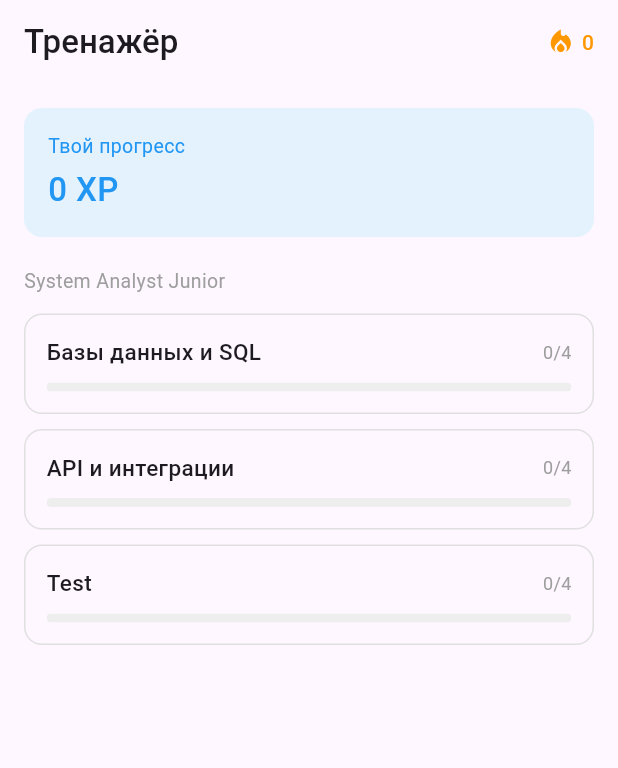
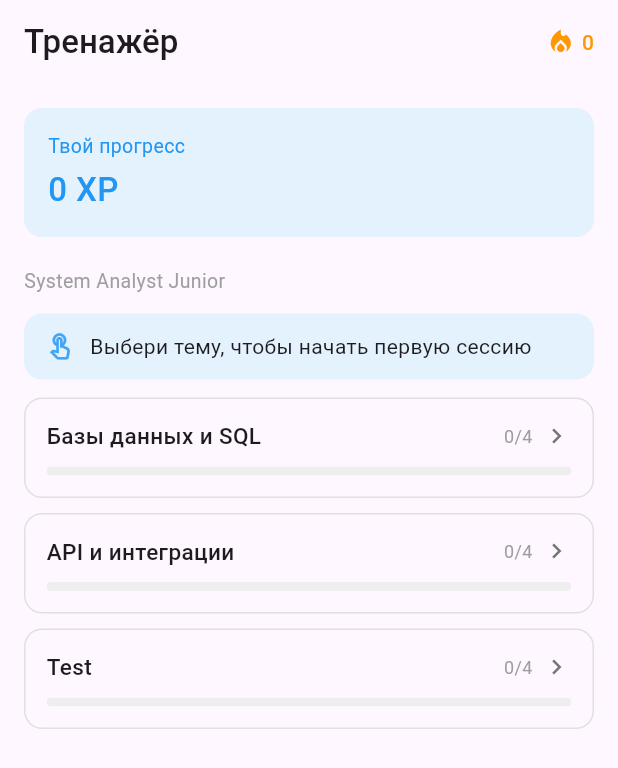
Before and after one commit to treatttt/interview-helper-system, a Flutter app: the screen it shows after launch, after a tap on "Пропустить", on a phone screen of 412 x 824 dp. Shown: the top 768 px of the screen. Run offline on Flutter 3.47's test engine with Material 3 defaults, Android fonts, the light colour scheme and no system bars; our stand-ins replace shared_preferences.

Commit message:
style: улучшить UX главного экрана, добавить подсказки для новичков и поправить верстку

```diff
--- a/lib/screens/home_screen.dart
+++ b/lib/screens/home_screen.dart
@@ -96,10 +96,34 @@ class _HomeScreenState extends State<HomeScreen> {
                               style:
                                   TextStyle(color: Colors.grey, fontSize: 13)),
                           const SizedBox(height: 12),
+                          if (!widget.progress.hasTrainedEver) ...[
+                            _firstSessionHint(),
+                            const SizedBox(height: 12),
+                          ],
                           ..._topics.map(_topicCard),
                         ],
                       ),
                     ),
+    );
+  }
+
+  Widget _firstSessionHint() {
+    return Container(
+      padding: const EdgeInsets.symmetric(horizontal: 14, vertical: 12),
+      decoration: BoxDecoration(
+        color: Colors.blue.shade50,
+        borderRadius: BorderRadius.circular(12),
+      ),
+      child: Row(
+        children: [
+          Icon(Icons.touch_app_outlined, size: 20, color: Colors.blue.shade400),
+          const SizedBox(width: 10),
+          const Expanded(
+            child: Text('Выбери тему, чтобы начать первую сессию',
+                style: TextStyle(fontSize: 14, height: 1.3)),
+          ),
+        ],
+      ),
     );
   }
 
@@ -145,15 +169,17 @@ class _HomeScreenState extends State<HomeScreen> {
             crossAxisAlignment: CrossAxisAlignment.start,
             children: [
               Row(
-                mainAxisAlignment: MainAxisAlignment.spaceBetween,
                 children: [
-                  Flexible(
+                  Expanded(
                     child: Text(topic.title,
                         style: const TextStyle(
                             fontSize: 15, fontWeight: FontWeight.w500)),
                   ),
                   Text('$done/$total',
                       style: const TextStyle(color: Colors.grey, fontSize: 12)),
+                  const SizedBox(width: 6),
+                  Icon(Icons.chevron_right,
+                      size: 20, color: Colors.grey.shade600),
                 ],
               ),
               const SizedBox(height: 10),
--- a/lib/screens/result_screen.dart
+++ b/lib/screens/result_screen.dart
@@ -58,7 +58,9 @@ class ResultScreen extends StatelessWidget {
               child: OutlinedButton(
                 onPressed: () => Navigator.of(context).push(
                   MaterialPageRoute(
-                    builder: (_) => ReviewScreen(result: result, topic: topic, progress: progress),                  ),
+                    builder: (_) => ReviewScreen(
+                        result: result, topic: topic, progress: progress),
+                  ),
                 ),
                 style: OutlinedButton.styleFrom(
                     padding: const EdgeInsets.symmetric(vertical: 14)),
--- a/lib/screens/review_screen.dart
+++ b/lib/screens/review_screen.dart
@@ -35,7 +35,8 @@ class ReviewScreen extends StatelessWidget {
             child: FilledButton(
               onPressed: () => Navigator.of(context).pushAndRemoveUntil(
                 MaterialPageRoute(
-                  builder: (_) => SessionScreen(topic: topic, progress: progress),
+                  builder: (_) =>
+                      SessionScreen(topic: topic, progress: progress),
                 ),
                 (r) => r.isFirst,
               ),
--- a/lib/services/progress_service.dart
+++ b/lib/services/progress_service.dart
@@ -24,6 +24,10 @@ class ProgressService extends ChangeNotifier {
   int get streak => _streak;
 
   bool get onboardingDone => _prefs.getBool(_kOnboardingDone) ?? false;
+
+  /// Была ли завершена хотя бы одна сессия за всё время.
+  /// Не зависит от значения streak (важно: streak может стать 0 у того, кто занимался).
+  bool get hasTrainedEver => _lastActiveDay != null;
 
   /// Лучший результат (число верных) по теме. Для прогресс-бара на главном.
   int topicDone(String topicId) => _topicRecords[topicId] ?? 0;
--- a/lib/services/question_repository.dart
+++ b/lib/services/question_repository.dart
@@ -13,11 +13,12 @@ class JsonQuestionRepository implements QuestionRepository {
   @override
   Future<List<Topic>> loadTopics() async {
     final raw = await rootBundle.loadString('assets/data/questions.json');
-    return parseTopics(raw);            // I/O отдельно
+    return parseTopics(raw); // I/O отдельно
   }
 
   @visibleForTesting
-  List<Topic> parseTopics(String raw) { // чистая логика - тестируется строками
+  List<Topic> parseTopics(String raw) {
+    // чистая логика - тестируется строками
     final decoded = json.decode(raw);
     if (decoded is! Map<String, dynamic> || decoded['topics'] is! List) {
       throw const FormatException('Ожидался объект с ключом topics');
```
Also changed, not shown: lib/controllers/session_controller.dart (+5 -7 lines).
